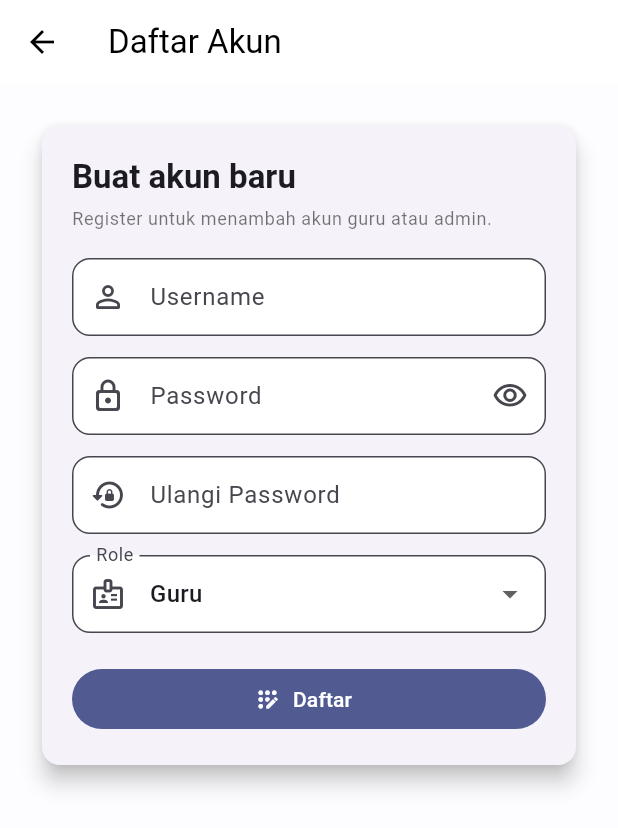
After one commit to Dirgayus/Absensi-Berbasis-QR-Siswa, a Flutter app: the screen it shows after launch, after a tap on "Belum punya akun? Daftar", on a phone screen of 412 x 824 dp. The commit adds this screen. Shown: the top 828 px of the screen. Run offline on Flutter 3.47's test engine with Material 3 defaults, Android fonts, the phone set to English and light mode, and no system bars; our stand-ins replace qr_flutter, shared_preferences, sqflite; missing offline and left inert: mobile_scanner; accounts and stored records are empty.

Commit message:
Commit pending workspace changes

```diff
--- a/lib/main.dart
+++ b/lib/main.dart
@@ -1,15 +1,18 @@
 import 'package:flutter/material.dart';
 
 import 'services/database_service.dart';
+import 'services/auth_service.dart';
 import 'screens/dashboard_screen.dart';
 import 'screens/login_screen.dart';
 import 'screens/report_screen.dart';
 import 'screens/scan_screen.dart';
 import 'screens/student_list_screen.dart';
+import 'screens/register_screen.dart';
 
 Future<void> main() async {
   WidgetsFlutterBinding.ensureInitialized();
   await DatabaseService.instance.init();
+  await AuthService.instance.init();
   runApp(const AbsensiQrApp());
 }
 
@@ -58,6 +61,7 @@ class AbsensiQrApp extends StatelessWidget {
       initialRoute: LoginScreen.routeName,
       routes: {
         LoginScreen.routeName: (context) => const LoginScreen(),
+        RegisterScreen.routeName: (context) => const RegisterScreen(),
         StudentListScreen.routeName: (context) => const StudentListScreen(),
         ScanScreen.routeName: (context) => const ScanScreen(),
         ReportScreen.routeName: (context) => const ReportScreen(),
--- a/lib/screens/login_screen.dart
+++ b/lib/screens/login_screen.dart
@@ -2,6 +2,7 @@ import 'package:flutter/material.dart';
 
 import '../services/auth_service.dart';
 import 'dashboard_screen.dart';
+import 'register_screen.dart';
 
 class LoginScreen extends StatefulWidget {
   static const routeName = '/login';
@@ -293,7 +294,19 @@ class _LoginScreenState extends State<LoginScreen> {
                                     ),
                                   ),
                                 ),
-                                const SizedBox(height: 14),
+                                const SizedBox(height: 10),
+                                TextButton(
+                                  onPressed: _isLoading
+                                      ? null
+                                      : () {
+                                          Navigator.pushNamed(
+                                            context,
+                                            RegisterScreen.routeName,
+                                          );
+                                        },
+                                  child: const Text('Belum punya akun? Daftar'),
+                                ),
+                                const SizedBox(height: 10),
                                 Container(
                                   padding: const EdgeInsets.all(14),
                                   decoration: BoxDecoration(
--- /dev/null
+++ b/lib/screens/register_screen.dart
@@ -0,0 +1,213 @@
+import 'package:flutter/material.dart';
+
+import '../services/auth_service.dart';
+
+class RegisterScreen extends StatefulWidget {
+  static const routeName = '/register';
+
+  const RegisterScreen({super.key});
+
+  @override
+  State<RegisterScreen> createState() => _RegisterScreenState();
+}
+
+class _RegisterScreenState extends State<RegisterScreen> {
+  final _formKey = GlobalKey<FormState>();
+  final _usernameController = TextEditingController();
+  final _passwordController = TextEditingController();
+  final _confirmPasswordController = TextEditingController();
+
+  bool _isLoading = false;
+  bool _obscurePassword = true;
+  String _selectedRole = 'Guru';
+
+  @override
+  void dispose() {
+    _usernameController.dispose();
+    _passwordController.dispose();
+    _confirmPasswordController.dispose();
+    super.dispose();
+  }
+
+  Future<void> _submitRegister() async {
+    if (!_formKey.currentState!.validate()) {
+      return;
+    }
+
+    setState(() {
+      _isLoading = true;
+    });
+
+    final success = await AuthService.instance.registerAccount(
+      username: _usernameController.text,
+      password: _passwordController.text,
+      role: _selectedRole,
+    );
+
+    if (!mounted) {
+      return;
+    }
+
+    setState(() {
+      _isLoading = false;
+    });
+
+    if (!success) {
+      ScaffoldMessenger.of(context).showSnackBar(
+        const SnackBar(
+          content: Text('Username sudah dipakai atau data tidak valid.'),
+        ),
+      );
+      return;
+    }
+
+    ScaffoldMessenger.of(context).showSnackBar(
+      const SnackBar(content: Text('Akun berhasil dibuat. Silakan login.')),
+    );
+    Navigator.pop(context);
+  }
+
+  @override
+  Widget build(BuildContext context) {
+    return Scaffold(
+      appBar: AppBar(title: const Text('Daftar Akun')),
+      body: SafeArea(
+        child: SingleChildScrollView(
+          padding: const EdgeInsets.all(24),
+          child: Center(
+            child: ConstrainedBox(
+              constraints: const BoxConstraints(maxWidth: 420),
+              child: Card(
+                elevation: 6,
+                child: Padding(
+                  padding: const EdgeInsets.all(20),
+                  child: Form(
+                    key: _formKey,
+                    child: Column(
+                      crossAxisAlignment: CrossAxisAlignment.stretch,
+                      children: [
+                        Text(
+                          'Buat akun baru',
+                          style: Theme.of(context).textTheme.titleLarge
+                              ?.copyWith(fontWeight: FontWeight.w700),
+                        ),
+                        const SizedBox(height: 6),
+                        Text(
+                          'Register untuk menambah akun guru atau admin.',
+                          style: Theme.of(context).textTheme.bodySmall
+                              ?.copyWith(color: Colors.black54),
+                        ),
+                        const SizedBox(height: 18),
+                        TextFormField(
+                          controller: _usernameController,
+                          decoration: const InputDecoration(
+                            labelText: 'Username',
+                            prefixIcon: Icon(Icons.person_outline_rounded),
+                          ),
+                          validator: (value) {
+                            if (value == null || value.trim().isEmpty) {
+                              return 'Username wajib diisi';
+                            }
+                            return null;
+                          },
+                        ),
+                        const SizedBox(height: 14),
+                        TextFormField(
+                          controller: _passwordController,
+                          obscureText: _obscurePassword,
+                          decoration: InputDecoration(
+                            labelText: 'Password',
+                            prefixIcon: const Icon(Icons.lock_outline_rounded),
+                            suffixIcon: IconButton(
+                              onPressed: () {
+                                setState(() {
+                                  _obscurePassword = !_obscurePassword;
+                                });
+                              },
+                              icon: Icon(
+                                _obscurePassword
+                                    ? Icons.visibility_outlined
+                                    : Icons.visibility_off_outlined,
+                              ),
+                            ),
+                          ),
+                          validator: (value) {
+                            if (value == null || value.trim().isEmpty) {
+                              return 'Password wajib diisi';
+                            }
+                            if (value.trim().length < 4) {
+                              return 'Password minimal 4 karakter';
+                            }
+                            return null;
+                          },
+                        ),
+                        const SizedBox(height: 14),
+                        TextFormField(
+                          controller: _confirmPasswordController,
+                          obscureText: _obscurePassword,
+                          decoration: const InputDecoration(
+                            labelText: 'Ulangi Password',
+                            prefixIcon: Icon(Icons.lock_reset_rounded),
+                          ),
+                          validator: (value) {
+                            if (value == null || value.trim().isEmpty) {
+                              return 'Ulangi password wajib diisi';
+                            }
+                            if (value.trim() !=
+                                _passwordController.text.trim()) {
+                              return 'Password tidak sama';
+                            }
+                            return null;
+                          },
+                        ),
+                        const SizedBox(height: 14),
+                        DropdownButtonFormField<String>(
+                          initialValue: _selectedRole,
+                          decoration: const InputDecoration(
+                            labelText: 'Role',
+                            prefixIcon: Icon(Icons.badge_outlined),
+                          ),
+                          items: const [
+                            DropdownMenuItem(
+                              value: 'Guru',
+                              child: Text('Guru'),
+                            ),
+                            DropdownMenuItem(
+                              value: 'Admin',
+                              child: Text('Admin'),
+                            ),
+                          ],
+                          onChanged: (value) {
+                            if (value == null) return;
+                            setState(() {
+                              _selectedRole = value;
+                            });
+                          },
+                        ),
+                        const SizedBox(height: 20),
+                        FilledButton.icon(
+                          onPressed: _isLoading ? null : _submitRegister,
+                          icon: _isLoading
+                              ? const SizedBox(
+                                  width: 18,
+                                  height: 18,
+                                  child: CircularProgressIndicator(
+                                    strokeWidth: 2,
+                                    color: Colors.white,
+                                  ),
+                                )
+                              : const Icon(Icons.app_registration_rounded),
+                          label: const Text('Daftar'),
+                        ),
+                      ],
+                    ),
+                  ),
+                ),
+              ),
+            ),
+          ),
+        ),
+      ),
+    );
+  }
+}
--- a/lib/services/auth_service.dart
+++ b/lib/services/auth_service.dart
@@ -1,32 +1,95 @@
+import 'dart:convert';
+
+import 'package:shared_preferences/shared_preferences.dart';
+
 class AuthService {
   AuthService._();
 
   static final AuthService instance = AuthService._();
 
-  final Map<String, String> _credentials = {
-    'admin': 'admin123',
-    'guru': 'guru123',
+  static const _storageKey = 'auth_accounts';
+
+  final Map<String, Map<String, String>> _accounts = {
+    'admin': {'password': 'admin123', 'role': 'Admin'},
+    'guru': {'password': 'guru123', 'role': 'Guru'},
   };
 
   String? _currentRole;
 
   String? get currentRole => _currentRole;
 
+  Future<void> init() async {
+    final prefs = await SharedPreferences.getInstance();
+    final stored = prefs.getString(_storageKey);
+    if (stored == null || stored.trim().isEmpty) {
+      return;
+    }
+
+    final decoded = jsonDecode(stored);
+    if (decoded is! Map) {
+      return;
+    }
+
+    for (final entry in decoded.entries) {
+      final value = entry.value;
+      if (value is Map) {
+        final password = value['password']?.toString();
+        final role = value['role']?.toString();
+        if (password != null &&
+            password.isNotEmpty &&
+            role != null &&
+            role.isNotEmpty) {
+          _accounts[entry.key.toString().toLowerCase()] = {
+            'password': password,
+            'role': role,
+          };
+        }
+      }
+    }
+  }
+
+  Future<bool> registerAccount({
+    required String username,
+    required String password,
+    required String role,
+  }) async {
+    final normalizedUsername = username.trim().toLowerCase();
+    final normalizedPassword = password.trim();
+    final normalizedRole = role.trim();
+
+    if (normalizedUsername.isEmpty ||
+        normalizedPassword.isEmpty ||
+        normalizedRole.isEmpty) {
+      return false;
+    }
+
+    if (_accounts.containsKey(normalizedUsername)) {
+      return false;
+    }
+
+    _accounts[normalizedUsername] = {
+      'password': normalizedPassword,
+      'role': normalizedRole,
+    };
+    await _saveAccounts();
+    return true;
+  }
+
+  Future<void> _saveAccounts() async {
+    final prefs = await SharedPreferences.getInstance();
+    await prefs.setString(_storageKey, jsonEncode(_accounts));
+  }
+
   String? login(String username, String password) {
     final normalizedUsername = username.trim().toLowerCase();
     final normalizedPassword = password.trim();
 
-    final expectedPassword = _credentials[normalizedUsername];
-    if (expectedPassword == null || expectedPassword != normalizedPassword) {
+    final account = _accounts[normalizedUsername];
+    if (account == null || account['password'] != normalizedPassword) {
       return null;
     }
 
-    if (normalizedUsername == 'admin') {
-      _currentRole = 'Admin';
-      return _currentRole;
-    }
-
-    _currentRole = 'Guru';
+    _currentRole = account['role'];
     return _currentRole;
   }
 }
--- a/pubspec.yaml
+++ b/pubspec.yaml
@@ -42,6 +42,7 @@ dependencies:
   pdf: ^3.11.3
   share_plus: ^11.0.0
   http: ^1.2.2
+  shared_preferences: ^2.3.2
 
 
 dev_dependencies:
```
Also changed, not shown: lib/screens/scan_screen.dart (+110 -17 lines), lib/screens/student_form_screen.dart (+10 -2 lines), lib/screens/student_list_screen.dart (+0 -15 lines), pubspec.lock, 1 other file.
